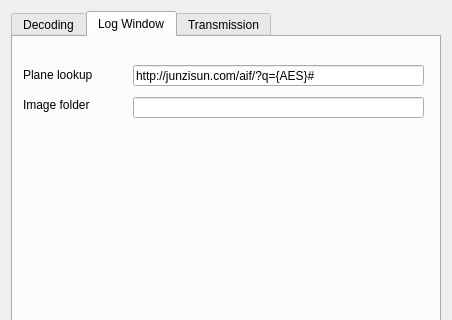
jontio/JAERO, file JAERO/gui_classes/settingsdialog.ui: the form before one commit; both pictures show x 0 to 452 and y 0 to 320 of the 452 by 506 pixel window.
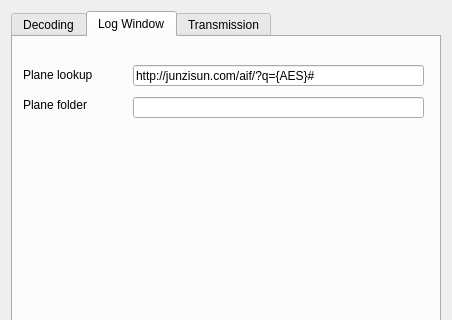
The form after the commit. The open tabs and pages were chosen to show the change.

Commit message: Basic database plane lookup using csv file in format like http:// junzisun.com/aif/download does it

The edit to the form file:
```diff
--- a/JAERO/gui_classes/settingsdialog.ui
+++ b/JAERO/gui_classes/settingsdialog.ui
@@ -297,7 +297,7 @@
         </rect>
        </property>
        <property name="text">
-        <string>Image folder</string>
+        <string>Plane folder</string>
        </property>
       </widget>
      </widget>
```
Left out of the diff: 6 changed lines with no effect on the pictures. The commit also changes 6 other files.
